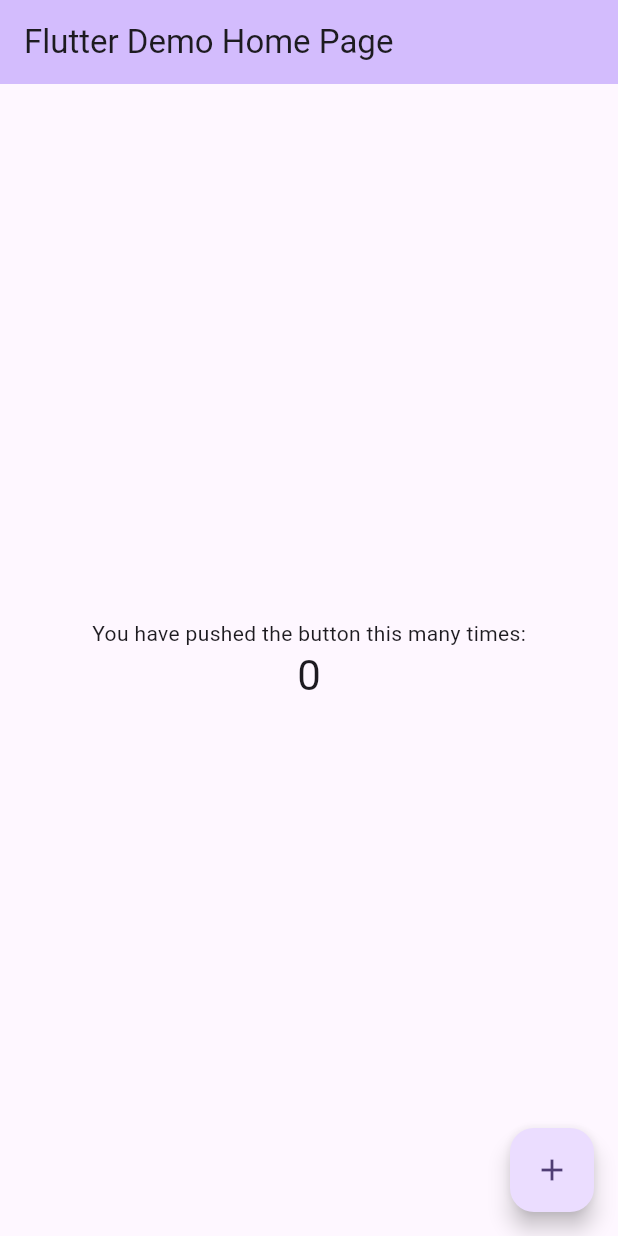
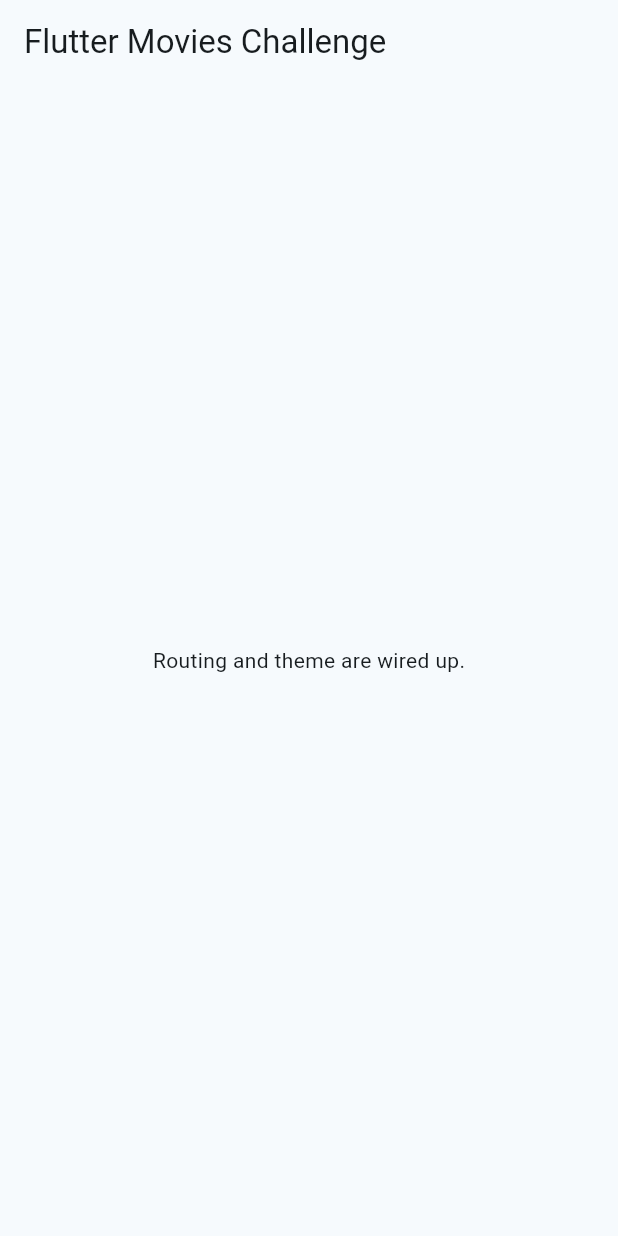
Before and after one commit to jachacon36/flutter_movies_challenge, a Flutter app: the screen it shows after launch, on a phone screen of 412 x 824 dp. Run offline on Flutter 3.47's test engine with Material 3 defaults, Android fonts, the phone set to English and light mode, and no system bars; our stand-ins replace dio, fluro, flutter_dotenv.

Commit message:
feat(core): add Material 3 theme, fluro routing and navigation service

```diff
--- /dev/null
+++ b/lib/core/routing/app_router.dart
@@ -0,0 +1,17 @@
+import 'package:fluro/fluro.dart';
+import 'package:flutter/widgets.dart';
+import 'package:flutter_movies_challenge/core/routing/route_handlers.dart';
+import 'package:flutter_movies_challenge/core/routing/route_names.dart';
+
+class AppRouter {
+  AppRouter() : _router = FluroRouter();
+
+  final FluroRouter _router;
+
+  void configureRoutes() {
+    _router.define(RouteNames.home, handler: homeHandler);
+  }
+
+  Route<dynamic>? onGenerateRoute(RouteSettings settings) =>
+      _router.generator(settings);
+}
--- /dev/null
+++ b/lib/core/routing/navigation_service.dart
@@ -0,0 +1,14 @@
+import 'package:flutter/material.dart';
+
+class NavigationService {
+  final GlobalKey<NavigatorState> navigatorKey = GlobalKey<NavigatorState>();
+
+  Future<T?> pushNamed<T>(String routeName, {Object? arguments}) {
+    return navigatorKey.currentState!.pushNamed<T>(
+      routeName,
+      arguments: arguments,
+    );
+  }
+
+  void pop<T>([T? result]) => navigatorKey.currentState!.pop<T>(result);
+}
--- /dev/null
+++ b/lib/core/routing/route_handlers.dart
@@ -0,0 +1,20 @@
+import 'package:fluro/fluro.dart';
+import 'package:flutter/material.dart';
+
+final Handler homeHandler = Handler(
+  handlerFunc: (context, params) => const _HomePlaceholderScreen(),
+);
+
+class _HomePlaceholderScreen extends StatelessWidget {
+  const _HomePlaceholderScreen();
+
+  @override
+  Widget build(BuildContext context) {
+    return Scaffold(
+      appBar: AppBar(title: const Text('Flutter Movies Challenge')),
+      body: const Center(
+        child: Text('Routing and theme are wired up.'),
+      ),
+    );
+  }
+}
--- /dev/null
+++ b/lib/core/routing/route_names.dart
@@ -0,0 +1,3 @@
+abstract final class RouteNames {
+  static const String home = '/';
+}
--- /dev/null
+++ b/lib/core/theme/app_theme.dart
@@ -0,0 +1,21 @@
+import 'package:flutter/material.dart';
+
+abstract final class AppTheme {
+  static const Color _seedColor = Color(0xFF01B4E4);
+
+  static ThemeData get light => ThemeData(
+        useMaterial3: true,
+        colorScheme: ColorScheme.fromSeed(
+          seedColor: _seedColor,
+          brightness: Brightness.light,
+        ),
+      );
+
+  static ThemeData get dark => ThemeData(
+        useMaterial3: true,
+        colorScheme: ColorScheme.fromSeed(
+          seedColor: _seedColor,
+          brightness: Brightness.dark,
+        ),
+      );
+}
--- a/lib/main.dart
+++ b/lib/main.dart
@@ -1,122 +1,36 @@
 import 'package:flutter/material.dart';
+import 'package:flutter_movies_challenge/core/routing/app_router.dart';
+import 'package:flutter_movies_challenge/core/routing/navigation_service.dart';
+import 'package:flutter_movies_challenge/core/routing/route_names.dart';
+import 'package:flutter_movies_challenge/core/theme/app_theme.dart';
 
 void main() {
-  runApp(const MyApp());
+  final appRouter = AppRouter()..configureRoutes();
+  final navigationService = NavigationService();
+  runApp(
+    MoviesApp(appRouter: appRouter, navigationService: navigationService),
+  );
 }
 
-class MyApp extends StatelessWidget {
-  const MyApp({super.key});
+class MoviesApp extends StatelessWidget {
+  const MoviesApp({
+    required this.appRouter,
+    required this.navigationService,
+    super.key,
+  });
 
-  // This widget is the root of your application.
+  final AppRouter appRouter;
+  final NavigationService navigationService;
+
   @override
   Widget build(BuildContext context) {
     return MaterialApp(
-      title: 'Flutter Demo',
-      theme: ThemeData(
-        // This is the theme of your application.
-        //
-        // TRY THIS: Try running your application with "flutter run". You'll see
-        // the application has a purple toolbar. Then, without quitting the app,
-        // try changing the seedColor in the colorScheme below to Colors.green
-        // and then invoke "hot reload" (save your changes or press the "hot
-        // reload" button in a Flutter-supported IDE, or press "r" if you used
-        // the command line to start the app).
-        //
-        // Notice that the counter didn't reset back to zero; the application
-        // state is not lost during the reload. To reset the state, use hot
-        // restart instead.
-        //
-        // This works for code too, not just values: Most code changes can be
-        // tested with just a hot reload.
-        colorScheme: .fromSeed(seedColor: Colors.deepPurple),
-      ),
-      home: const MyHomePage(title: 'Flutter Demo Home Page'),
+      title: 'Flutter Movies Challenge',
+      theme: AppTheme.light,
+      darkTheme: AppTheme.dark,
+      navigatorKey: navigationService.navigatorKey,
+      onGenerateRoute: appRouter.onGenerateRoute,
+      initialRoute: RouteNames.home,
     );
   }
 }
-
-class MyHomePage extends StatefulWidget {
-  const MyHomePage({super.key, required this.title});
-
-  // This widget is the home page of your application. It is stateful, meaning
-  // that it has a State object (defined below) that contains fields that affect
-  // how it looks.
-
-  // This class is the configuration for the state. It holds the values (in this
-  // case the title) provided by the parent (in this case the App widget) and
-  // used by the build method of the State. Fields in a Widget subclass are
-  // always marked "final".
-
-  final String title;
-
-  @override
-  State<MyHomePage> createState() => _MyHomePageState();
-}
-
-class _MyHomePageState extends State<MyHomePage> {
-  int _counter = 0;
-
-  void _incrementCounter() {
-    setState(() {
-      // This call to setState tells the Flutter framework that something has
-      // changed in this State, which causes it to rerun the build method below
-      // so that the display can reflect the updated values. If we changed
-      // _counter without calling setState(), then the build method would not be
-      // called again, and so nothing would appear to happen.
-      _counter++;
-    });
-  }
-
-  @override
-  Widget build(BuildContext context) {
-    // This method is rerun every time setState is called, for instance as done
-    // by the _incrementCounter method above.
-    //
-    // The Flutter framework has been optimized to make rerunning build methods
-    // fast, so that you can just rebuild anything that needs updating rather
-    // than having to individually change instances of widgets.
-    return Scaffold(
-      appBar: AppBar(
-        // TRY THIS: Try changing the color here to a specific color (to
-        // Colors.amber, perhaps?) and trigger a hot reload to see the AppBar
-        // change color while the other colors stay the same.
-        backgroundColor: Theme.of(context).colorScheme.inversePrimary,
-        // Here we take the value from the MyHomePage object that was created by
-        // the App.build method, and use it to set our appbar title.
-        title: Text(widget.title),
-      ),
-      body: Center(
-        // Center is a layout widget. It takes a single child and positions it
-        // in the middle of the parent.
-        child: Column(
-          // Column is also a layout widget. It takes a list of children and
-          // arranges them vertically. By default, it sizes itself to fit its
-          // children horizontally, and tries to be as tall as its parent.
-          //
-          // Column has various properties to control how it sizes itself and
-          // how it positions its children. Here we use mainAxisAlignment to
-          // center the children vertically; the main axis here is the vertical
-          // axis because Columns are vertical (the cross axis would be
-          // horizontal).
-          //
-          // TRY THIS: Invoke "debug painting" (choose the "Toggle Debug Paint"
-          // action in the IDE, or press "p" in the console), to see the
-          // wireframe for each widget.
-          mainAxisAlignment: .center,
-          children: [
-            const Text('You have pushed the button this many times:'),
-            Text(
-              '$_counter',
-              style: Theme.of(context).textTheme.headlineMedium,
-            ),
-          ],
-        ),
-      ),
-      floatingActionButton: FloatingActionButton(
-        onPressed: _incrementCounter,
-        tooltip: 'Increment',
-        child: const Icon(Icons.add),
-      ),
-    );
-  }
-}
```
Also changed, not shown: 2 other files.
